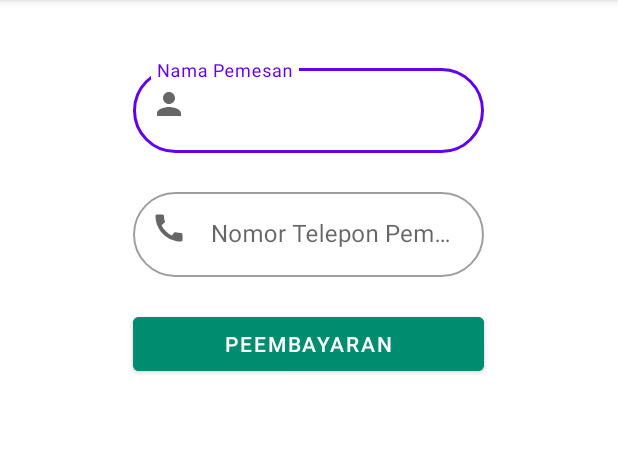
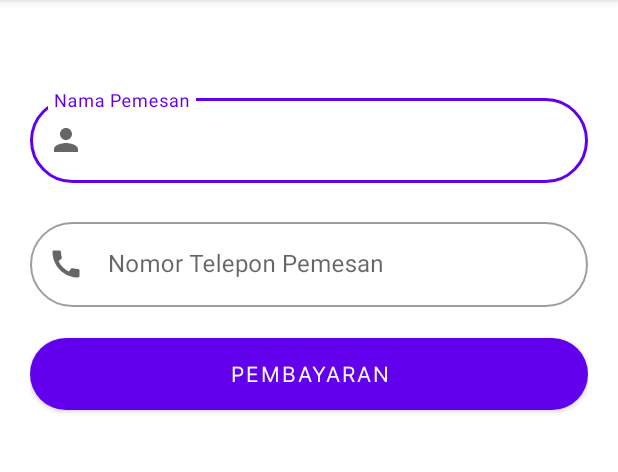
Before and after one commit to PBP-B-6/Atma-Salon-Project, an Android app: the fragment FragmentReservation2 shown on its own in the app's theme, on a phone screen of 412 x 824 dp, the part 84-556 px from its top. Run offline under Robolectric (Android 15) with nearby library versions, the phone set to English and light mode, and no system bars.

Commit message:
Update Layout#3

```diff
--- a/app/build.gradle
+++ b/app/build.gradle
@@ -70,4 +70,7 @@ dependencies {
         exclude group: 'group_ame', module: 'module_name'
     }
 
+    //Circle ImageView
+    implementation 'de.hdodenhof:circleimageview:3.1.0'
+
 }
--- a/app/src/main/java/com/example/atmasalon/ContainerActivity.java
+++ b/app/src/main/java/com/example/atmasalon/ContainerActivity.java
@@ -1,7 +1,6 @@
 package com.example.atmasalon;
 
 import androidx.annotation.NonNull;
-import androidx.appcompat.app.AppCompatActivity;
 import androidx.fragment.app.Fragment;
 
 import android.app.Activity;
@@ -30,13 +29,13 @@ public class ContainerActivity extends Activity {
     public boolean onNavigationItemSelected(@NonNull MenuItem item) {
 
         if(item.getItemId() == R.id.menu_beranda){
-//            changeFragment(new DashboardFragment());
+            changeFragment(new FragmentDashboard());
         }else if(item.getItemId() == R.id.menu_riwayat) {
-            changeFragment(new RiwayatFragment());
+            changeFragment(new FragmentRiwayat());
         }else if(item.getItemId() == R.id.menu_reservasi) {
-            changeFragment(new Reservation2_Fragment());
+            changeFragment(new FragmentReservation2());
         }else{
-            changeFragment(new ProfilFragment());
+            changeFragment(new FragmentProfil());
         }
 
         return true;
--- a/app/src/main/java/com/example/atmasalon/Reservation2_Fragment.java
+++ b/app/src/main/java/com/example/atmasalon/FragmentReservation2.java
@@ -10,10 +10,10 @@ import android.view.ViewGroup;
 
 /**
  * A simple {@link Fragment} subclass.
- * Use the {@link Reservation2_Fragment#newInstance} factory method to
+ * Use the {@link FragmentReservation2#newInstance} factory method to
  * create an instance of this fragment.
  */
-public class Reservation2_Fragment extends Fragment {
+public class FragmentReservation2 extends Fragment {
 
     // TODO: Rename parameter arguments, choose names that match
     // the fragment initialization parameters, e.g. ARG_ITEM_NUMBER
@@ -24,7 +24,7 @@ public class Reservation2_Fragment extends Fragment {
     private String mParam1;
     private String mParam2;
 
-    public Reservation2_Fragment() {
+    public FragmentReservation2() {
         // Required empty public constructor
     }
 
@@ -34,11 +34,11 @@ public class Reservation2_Fragment extends Fragment {
      *
      * @param param1 Parameter 1.
      * @param param2 Parameter 2.
-     * @return A new instance of fragment Reservation2_Fragment.
+     * @return A new instance of fragment FragmentReservation2.
      */
     // TODO: Rename and change types and number of parameters
-    public static Reservation2_Fragment newInstance(String param1, String param2) {
-        Reservation2_Fragment fragment = new Reservation2_Fragment();
+    public static FragmentReservation2 newInstance(String param1, String param2) {
+        FragmentReservation2 fragment = new FragmentReservation2();
         Bundle args = new Bundle();
         args.putString(ARG_PARAM1, param1);
         args.putString(ARG_PARAM2, param2);
--- a/app/src/main/res/layout/activity_login.xml
+++ b/app/src/main/res/layout/activity_login.xml
@@ -50,7 +50,7 @@
                 android:fontFamily="@font/inter_regular"
                 android:layout_width="match_parent"
                 android:layout_height="wrap_content"
-                android:hint="Nama User"
+                android:hint="Email"
                 android:inputType="text"
                 android:textColor="@color/black"
                 android:text="@={loginData.username}"
@@ -113,7 +113,7 @@
                 android:layout_height="wrap_content"
                 android:textStyle="bold"
                 app:textAllCaps="false"
-                android:textColor="#EDA70A"
+                android:textColor="@color/yellow"
                 android:letterSpacing="0"
                 android:text="Daftar"/>
 
--- a/app/src/main/res/layout/activity_register.xml
+++ b/app/src/main/res/layout/activity_register.xml
@@ -216,7 +216,7 @@
                         android:layout_height="wrap_content"
                         android:textStyle="bold"
                         app:textAllCaps="false"
-                        android:textColor="#EDA70A"
+                        android:textColor="@color/yellow"
                         android:letterSpacing="0"
                         android:text="Masuk"/>
                 </LinearLayout>
--- a/app/src/main/res/layout/fragment_reservation_2.xml
+++ b/app/src/main/res/layout/fragment_reservation_2.xml
@@ -4,7 +4,8 @@
     xmlns:tools="http://schemas.android.com/tools"
     android:layout_width="match_parent"
     android:layout_height="match_parent"
-    tools:context=".Reservation2_Fragment">
+    tools:context=".FragmentReservation2"
+    android:padding="20dp">
 
     <LinearLayout
         android:layout_width="match_parent"
@@ -15,7 +16,7 @@
 
         <com.google.android.material.textfield.TextInputLayout
             android:id="@+id/inputLayoutNamaReservasi"
-            android:layout_width="wrap_content"
+            android:layout_width="match_parent"
             android:layout_height="wrap_content"
             style="@style/Widget.MaterialComponents.TextInputLayout.OutlinedBox"
             app:errorEnabled="true"
@@ -26,7 +27,7 @@
             app:boxCornerRadiusTopStart="30dp">
 
             <com.google.android.material.textfield.TextInputEditText
-                android:layout_width="234dp"
+                android:layout_width="match_parent"
                 android:layout_height="wrap_content"
                 android:hint="Nama Pemesan"
                 android:inputType="text"
@@ -37,7 +38,7 @@
 
         <com.google.android.material.textfield.TextInputLayout
             android:id="@+id/inputLayoutTelpReservasi"
-            android:layout_width="wrap_content"
+            android:layout_width="match_parent"
             android:layout_height="wrap_content"
             style="@style/Widget.MaterialComponents.TextInputLayout.OutlinedBox"
             app:errorEnabled="true"
@@ -48,7 +49,7 @@
             app:boxCornerRadiusTopStart="30dp">
 
             <com.google.android.material.textfield.TextInputEditText
-                android:layout_width="234dp"
+                android:layout_width="match_parent"
                 android:layout_height="wrap_content"
                 android:hint="Nomor Telepon Pemesan"
                 android:inputType="text"
@@ -88,13 +89,16 @@
 <!--        </ScrollView>-->
 
         <Button
-            android:id="@+id/btnPembayaran"
-            android:layout_width="234dp"
+            android:fontFamily="@font/inter_regular"
+            android:id="@+id/btnMasuk"
+            android:layout_width="match_parent"
             android:layout_height="wrap_content"
-            android:text="Peembayaran"
+            android:text="Pembayaran"
             android:layout_marginBottom="33dp"
             android:backgroundTint="@color/primary_green"
-            android:textColor="@color/white"/>
+            android:textColor="@color/white"
+            android:background="@drawable/custom_border"/>
+
     </LinearLayout>
 
 </FrameLayout>
--- a/app/src/main/res/values/colors.xml
+++ b/app/src/main/res/values/colors.xml
@@ -9,4 +9,5 @@
     <color name="white">#FFFFFFFF</color>
     <color name="primary_green">#008C6E</color>
     <color name="secondary">#5A5758</color>
+    <color name="yellow">#EDA70A</color>
 </resources>
```
Also changed, not shown: app/src/main/java/com/example/atmasalon/FragmentProfil.java (renamed from app/src/main/java/com/example/atmasalon/ProfilFragment.java, +6 -6 lines), app/src/main/java/com/example/atmasalon/FragmentRiwayat.java (renamed from app/src/main/java/com/example/atmasalon/RiwayatFragment.java, +6 -6 lines), app/src/main/res/layout/activity_container.xml (+4 -4 lines), app/src/main/res/layout/fragment_profil.xml (+14 -9 lines), app/src/main/res/drawable/pompador.png (deleted).
